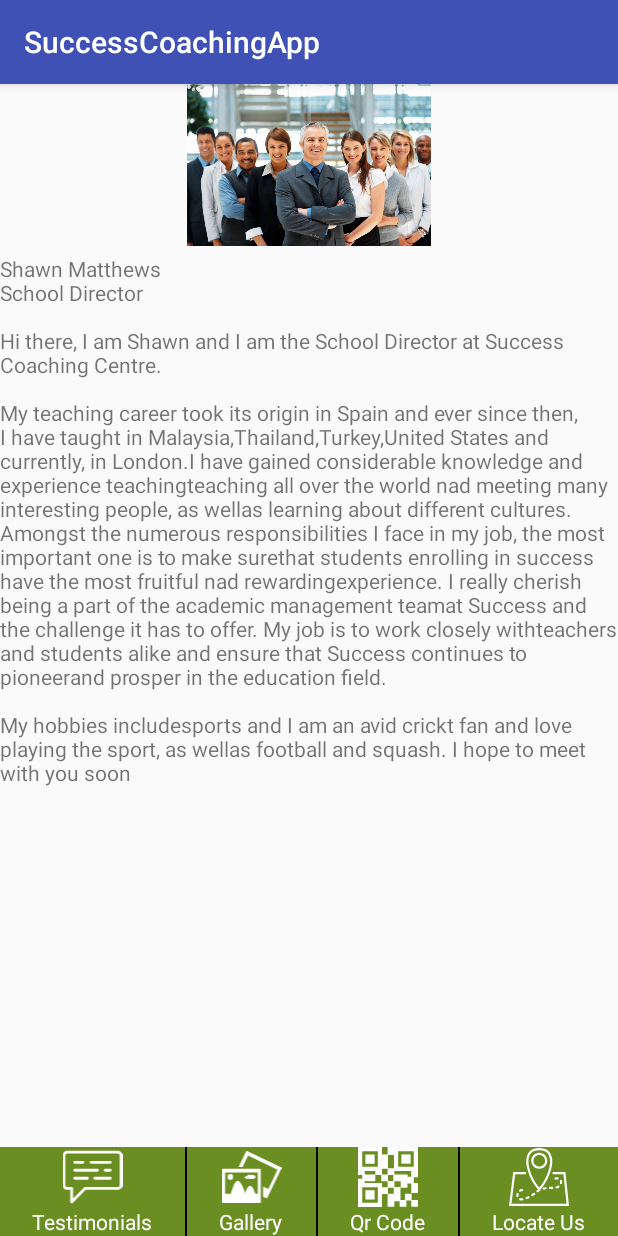
After one commit to appingway-Project20/starwingsproject2, an Android app: the StaffActivity screen opened directly, with no data from a screen before it, on a phone screen of 412 x 824 dp. The commit adds this screen. Run offline under Robolectric (Android 15) with nearby library versions, the phone set to English and light mode, and no system bars.

Commit message:
Added staff child activities

```diff
--- a/app/src/main/AndroidManifest.xml
+++ b/app/src/main/AndroidManifest.xml
@@ -10,14 +10,16 @@
         android:supportsRtl="true"
         android:theme="@style/AppTheme">
         <activity android:name=".OurStaffActivity">
-        </activity>
-        <activity android:name=".HomeScreenActivity">
             <intent-filter>
                 <action android:name="android.intent.action.MAIN" />
 
                 <category android:name="android.intent.category.LAUNCHER" />
             </intent-filter>
         </activity>
+        <activity android:name=".HomeScreenActivity">
+
+        </activity>
+        <activity android:name=".StaffActivity"></activity>
     </application>
 
 </manifest>
--- a/app/src/main/java/com/example/admin/successcoachingapp/HomeScreenActivity.java
+++ b/app/src/main/java/com/example/admin/successcoachingapp/HomeScreenActivity.java
@@ -1,15 +1,12 @@
 package com.example.admin.successcoachingapp;
 
+import android.os.Bundle;
 import android.support.v7.app.AppCompatActivity;
-import android.os.Bundle;
-import android.support.v7.widget.LinearLayoutManager;
-import android.support.v7.widget.RecyclerView;
 import android.view.View;
 import android.widget.TextView;
 
 public class HomeScreenActivity extends AppCompatActivity {
-    private RecyclerView mRecyclerView;
-    private RecyclerView.Adapter adapter;
+
     String[] itemNames = {"ABOUT US","COURSES","OUR STAFF"};
     @Override
     protected void onCreate(Bundle savedInstanceState) {
@@ -18,10 +15,7 @@ public class HomeScreenActivity extends AppCompatActivity {
         setContentView(R.layout.activity_main);
         TextView tv = (TextView)findViewById(R.id.staff_intro);
         tv.setVisibility(View.INVISIBLE);
-        mRecyclerView = (RecyclerView)findViewById(R.id.recycler_view);
-        mRecyclerView.setLayoutManager(new LinearLayoutManager(this));
-        adapter = new MyAdapter(itemNames);
-        mRecyclerView.setAdapter(adapter);
+
 
     }
 }
--- a/app/src/main/java/com/example/admin/successcoachingapp/MyAdapter.java
+++ b/app/src/main/java/com/example/admin/successcoachingapp/MyAdapter.java
@@ -13,7 +13,9 @@ import android.widget.TextView;
 
 public class MyAdapter extends RecyclerView.Adapter<MyAdapter.OurStaffViewHolder>{
    String[] names;
-    public MyAdapter(String[] names) {
+    private ListItemClickListener listItemClickListener;
+    public MyAdapter(String[] names, ListItemClickListener listItemClickListener) {
+        this.listItemClickListener = listItemClickListener;
         this.names = names;
     }
 
@@ -37,11 +39,22 @@ public class MyAdapter extends RecyclerView.Adapter<MyAdapter.OurStaffViewHolder
     public int getItemCount() {
         return names.length;
     }
-    class OurStaffViewHolder extends RecyclerView.ViewHolder {
+
+
+    class OurStaffViewHolder extends RecyclerView.ViewHolder implements View.OnClickListener {
         TextView stafftv;
         public OurStaffViewHolder(View itemView) {
             super(itemView);
             stafftv = (TextView)itemView.findViewById(R.id.staff_name_tv);
+            itemView.setOnClickListener(this);
+        }
+
+        @Override
+        public void onClick(View view) {
+            listItemClickListener.onListItemClicked(getAdapterPosition());
         }
     }
+    public interface ListItemClickListener{
+        void onListItemClicked(int index);
+    }
 }
--- a/app/src/main/java/com/example/admin/successcoachingapp/OurStaffActivity.java
+++ b/app/src/main/java/com/example/admin/successcoachingapp/OurStaffActivity.java
@@ -1,5 +1,6 @@
 package com.example.admin.successcoachingapp;
 
+import android.content.Intent;
 import android.os.Bundle;
 import android.support.v7.app.AppCompatActivity;
 import android.support.v7.widget.DividerItemDecoration;
@@ -7,7 +8,7 @@ import android.support.v7.widget.LinearLayoutManager;
 import android.support.v7.widget.RecyclerView;
 import android.widget.TextView;
 
-public class OurStaffActivity extends AppCompatActivity {
+public class OurStaffActivity extends AppCompatActivity implements MyAdapter.ListItemClickListener {
     String[] names = {"SHAWN MATHEWS","SUZZANE PETERS","JOHN COBAIN","SHELLY NTINI","JACK WHITE",
                         "WILL GREEN","SALLY HOUGHTON"};
     TextView staffIntrotv;
@@ -28,9 +29,39 @@ public class OurStaffActivity extends AppCompatActivity {
         mDividerItemDecoration = new DividerItemDecoration(mRecyclerView.getContext(),
                DividerItemDecoration.VERTICAL);
         mRecyclerView.addItemDecoration(mDividerItemDecoration);
-        adapter = new MyAdapter(names);
+        adapter = new MyAdapter(names,this);
         mRecyclerView.setAdapter(adapter);
 
     }
 
+    @Override
+    public void onListItemClicked(int index) {
+        Intent intent;
+        switch (index){
+            case 0:
+             intent = new Intent(OurStaffActivity.this, StaffActivity.class);
+            startActivity(intent);break;
+            case 1:
+                 intent = new Intent(OurStaffActivity.this, StaffActivity.class);
+                startActivity(intent);break;
+            case 2:
+                intent = new Intent(OurStaffActivity.this, StaffActivity.class);
+                startActivity(intent);break;
+            case 3:
+                intent = new Intent(OurStaffActivity.this, StaffActivity.class);
+                startActivity(intent);break;
+            case 4:
+                intent = new Intent(OurStaffActivity.this, StaffActivity.class);
+                startActivity(intent);break;
+            case 5:
+                intent = new Intent(OurStaffActivity.this, StaffActivity.class);
+                startActivity(intent);break;
+            case 6:
+                intent = new Intent(OurStaffActivity.this, StaffActivity.class);
+                startActivity(intent);break;
+            default:
+                return;
+
+        }
+    }
 }
--- /dev/null
+++ b/app/src/main/java/com/example/admin/successcoachingapp/StaffActivity.java
@@ -0,0 +1,31 @@
+package com.example.admin.successcoachingapp;
+
+import android.support.v7.app.AppCompatActivity;
+import android.os.Bundle;
+import android.widget.TextView;
+
+public class StaffActivity extends AppCompatActivity {
+
+    @Override
+    protected void onCreate(Bundle savedInstanceState) {
+        super.onCreate(savedInstanceState);
+        setContentView(R.layout.activity_staff);
+        TextView staffBioTv = (TextView)findViewById(R.id.staff_bio);
+        String bioText = "Shawn Matthews" + "\n" + "School Director" + "\n\n" + "Hi there, I am " +
+                            "Shawn and I am the School Director at Success Coaching Centre." + "\n\n"
+                            + "My teaching career took its origin in Spain and ever since then, I " +
+                            "have taught in Malaysia,Thailand,Turkey,United States and currently, " +
+                            "in London.I have gained considerable knowledge and experience teaching" +
+                            "teaching all over the world nad meeting many interesting people, as well" +
+                            "as learning about different cultures." + "\n" + "Amongst the numerous " +
+                            "responsibilities I face in my job, the most important one is to make sure" +
+                            "that students enrolling in success have the most fruitful nad rewarding" +
+                            "experience. I really cherish being a part of the academic management team" +
+                            "at Success and the challenge it has to offer. My job is to work closely with" +
+                            "teachers and students alike and ensure that Success continues to pioneer" +
+                            "and prosper in the education field." + "\n\n" + "My hobbies include" +
+                            "sports and I am an avid crickt fan and love playing the sport, as well" +
+                            "as football and squash. I hope to meet with you soon";
+        staffBioTv.setText(bioText);
+    }
+}
--- /dev/null
+++ b/app/src/main/res/layout/activity_staff.xml
@@ -0,0 +1,122 @@
+<?xml version="1.0" encoding="utf-8"?>
+<LinearLayout xmlns:android="http://schemas.android.com/apk/res/android"
+    xmlns:app="http://schemas.android.com/apk/res-auto"
+    xmlns:tools="http://schemas.android.com/tools"
+    android:layout_width="match_parent"
+    android:layout_height="match_parent"
+    android:weightSum="1"
+    android:orientation="vertical"
+    tools:context="com.example.admin.successcoachingapp.OurStaffActivity">
+    <ImageView
+        android:layout_width="wrap_content"
+        android:layout_height="108dp"
+        android:id="@+id/staff_image"
+        android:src="@drawable/staff_people"/>
+    <ScrollView
+        android:layout_marginTop="5dp"
+        android:layout_width="wrap_content"
+        android:layout_height="wrap_content"
+        android:layout_weight="1"
+        android:layout_below="@id/staff_image">
+        <LinearLayout
+            android:layout_width="wrap_content"
+            android:layout_height="wrap_content"
+            android:orientation="vertical">
+            <TextView
+                android:layout_width="wrap_content"
+                android:layout_height="wrap_content"
+                android:id="@+id/staff_bio"/>
+        </LinearLayout>
+
+
+    </ScrollView>
+
+
+    <LinearLayout
+        android:layout_width="match_parent"
+        android:layout_height="wrap_content"
+        android:orientation="horizontal"
+        android:layout_alignParentBottom="true"
+        android:background="#6B8E23">
+        <LinearLayout
+            android:layout_width="wrap_content"
+            android:layout_height="wrap_content"
+            android:orientation="vertical"
+            android:layout_weight="1">
+            <ImageView
+                android:layout_width="match_parent"
+                android:layout_height="40dp"
+                android:src="@drawable/ic_chat"
+                />
+            <TextView
+                android:layout_width="wrap_content"
+                android:layout_height="wrap_content"
+                android:text="Testimonials"
+                android:layout_gravity="center_horizontal"
+                android:textColor="#FFFFFF"/>
+        </LinearLayout>
+        <View
+            android:layout_width="1dp"
+            android:layout_height="match_parent"
+            android:background="#000000"/>
+        <LinearLayout
+            android:layout_width="wrap_content"
+            android:layout_height="wrap_content"
+            android:orientation="vertical"
+            android:layout_weight="1">
+            <ImageView
+                android:layout_width="match_parent"
+                android:layout_height="40dp"
+                android:src="@drawable/ic_gallery"
+                />
+            <TextView
+                android:layout_width="wrap_content"
+                android:layout_height="wrap_content"
+                android:textColor="#FFFFFF"
+                android:layout_gravity="center_horizontal"
+
+                android:text="Gallery"/>
+        </LinearLayout>
+        <View
+            android:layout_width="1dp"
+            android:layout_height="match_parent"
+            android:background="#000000"/>
+
+        <LinearLayout
+            android:layout_width="wrap_content"
+            android:layout_height="wrap_content"
+            android:orientation="vertical"
+            android:layout_weight="1">
+            <ImageView
+                android:layout_width="match_parent"
+                android:layout_height="40dp"
+                android:src="@drawable/ic_qr_codes"/>
+            <TextView
+                android:layout_width="wrap_content"
+                android:layout_height="wrap_content"
+                android:textColor="#FFFFFF"
+                android:layout_gravity="center_horizontal"
+                android:text="Qr Code"/>
+        </LinearLayout>
+        <View
+            android:layout_width="1dp"
+            android:layout_height="match_parent"
+            android:background="#000000"/>
+        <LinearLayout
+            android:layout_width="wrap_content"
+            android:layout_height="wrap_content"
+            android:orientation="vertical"
+            android:layout_weight="1">
+            <ImageView
+                android:layout_width="match_parent"
+                android:layout_height="40dp"
+                android:src="@drawable/ic_map_location"/>
+            <TextView
+                android:layout_width="wrap_content"
+                android:layout_height="wrap_content"
+                android:textColor="#FFFFFF"
+                android:layout_gravity="center_horizontal"
+                android:text="Locate Us"/>
+        </LinearLayout>
+    </LinearLayout>
+</LinearLayout>
```
